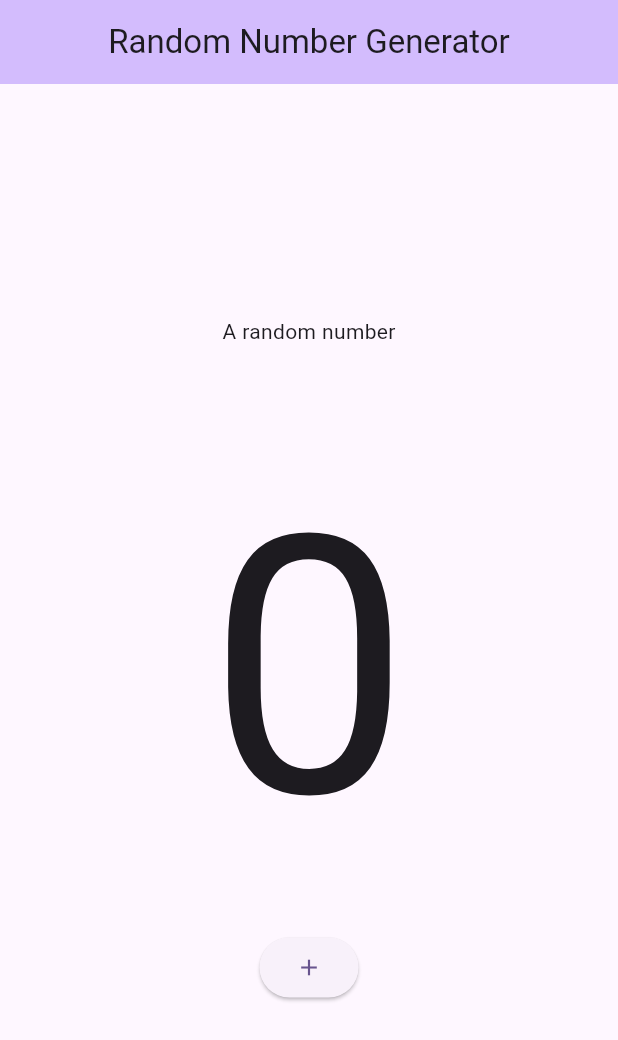
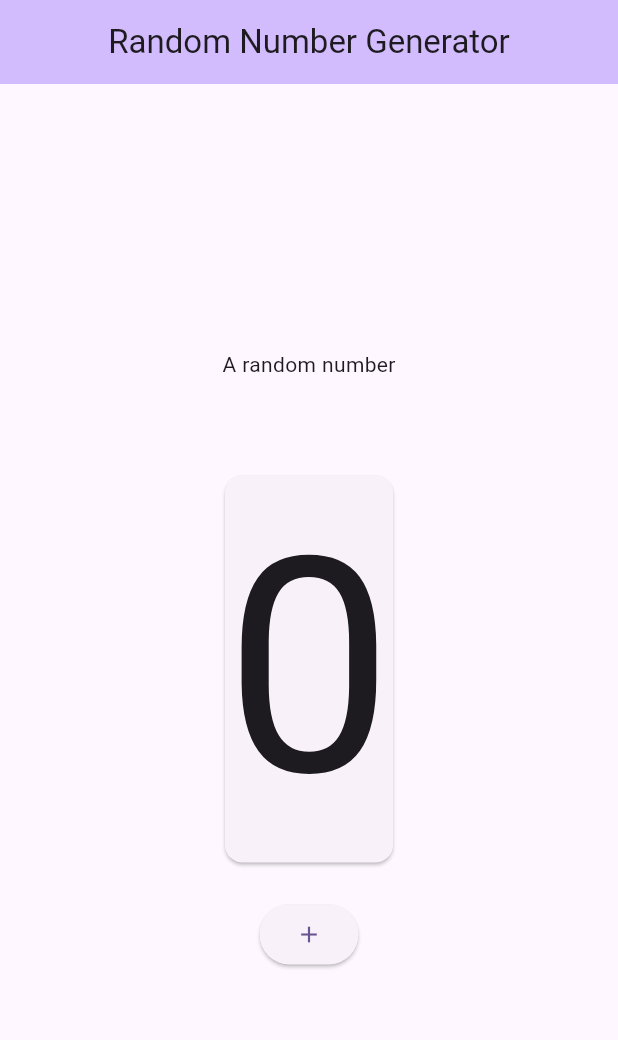
Before and after one commit to madhan-vm/floverreps, a Flutter app: the screen it shows after launch, on a phone screen of 412 x 824 dp. Shown: the top 1040 px of the screen. Run offline on Flutter 3.47's test engine with Material 2 defaults, Android fonts, the phone set to English and light mode, and no system bars.

Commit message:
Added a Card

```diff
--- a/mi_card/lib/main.dart
+++ b/mi_card/lib/main.dart
@@ -47,8 +47,7 @@ class _MyHomePageState extends State<MyHomePage> {
     return Scaffold(
       appBar: AppBar(
         backgroundColor: Theme.of(context).colorScheme.inversePrimary,
-        // Here we take the value from the MyHomePage object that was created by
-        // the App.build method, and use it to set our appbar title.
+
         title: Text(
           widget.title,
         ),
@@ -64,11 +63,14 @@ class _MyHomePageState extends State<MyHomePage> {
             const SizedBox(
               height: 60,
             ),
-            Text(
-              '$_counter',
-              style: Theme.of(context).textTheme.headlineMedium!.copyWith(
-                    fontSize: 240,
-                  ),
+            Card(
+              child: Text(
+                '$_counter',
+                style: Theme.of(context).textTheme.headlineMedium!.copyWith(
+                      fontSize: 200,
+                    ),
+              ),
+
             ),
             const SizedBox(
               height: 20,
```
